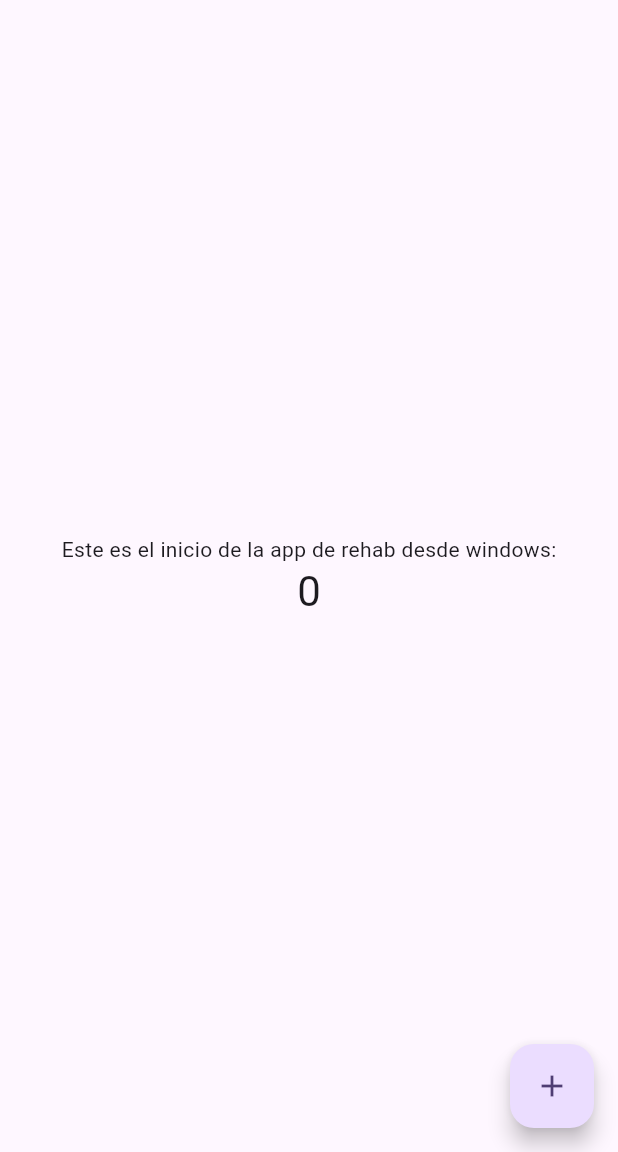
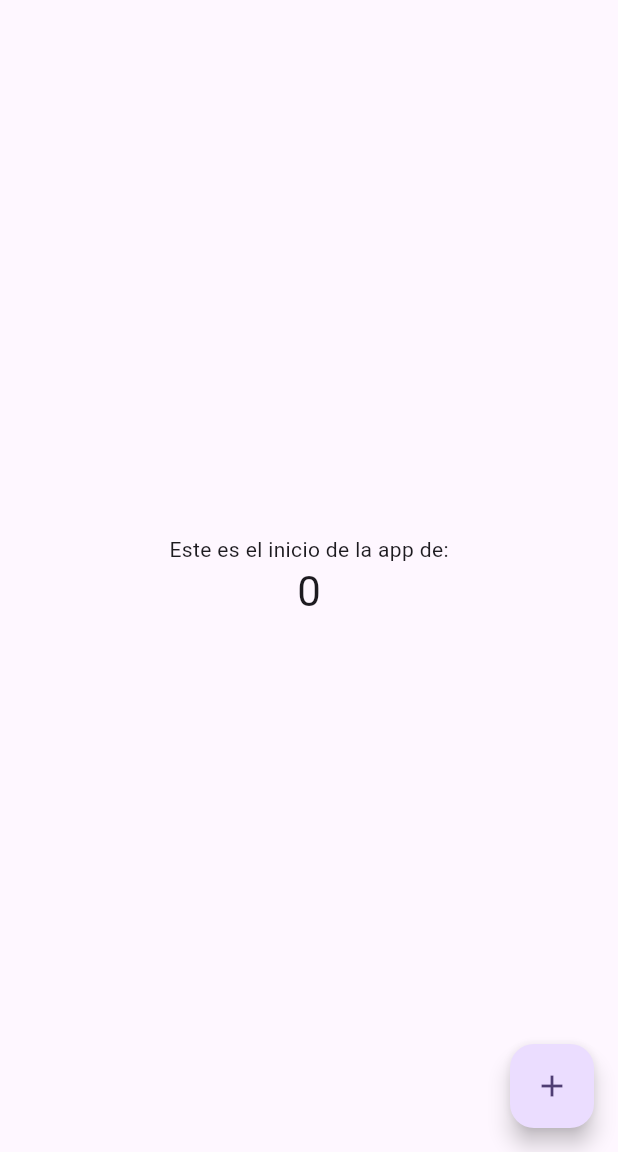
Before and after one commit to Serch12/apprehabevolution, a Flutter app: the screen it shows after launch, on a phone screen of 412 x 824 dp, the part 84-1236 px from its top. Run offline on Flutter 3.47's test engine with Material 3 defaults, Android fonts, the light colour scheme and no system bars.

```diff
--- a/lib/main.dart
+++ b/lib/main.dart
@@ -106,7 +106,7 @@ class _MyHomePageState extends State<MyHomePage> {
           mainAxisAlignment: MainAxisAlignment.center,
           children: <Widget>[
             const Text(
-              'Este es el inicio de la app de rehab desde windows:',
+              'Este es el inicio de la app de:',
             ),
             Text(
               '$_counter',
```
Also changed, not shown: 47 other files.
